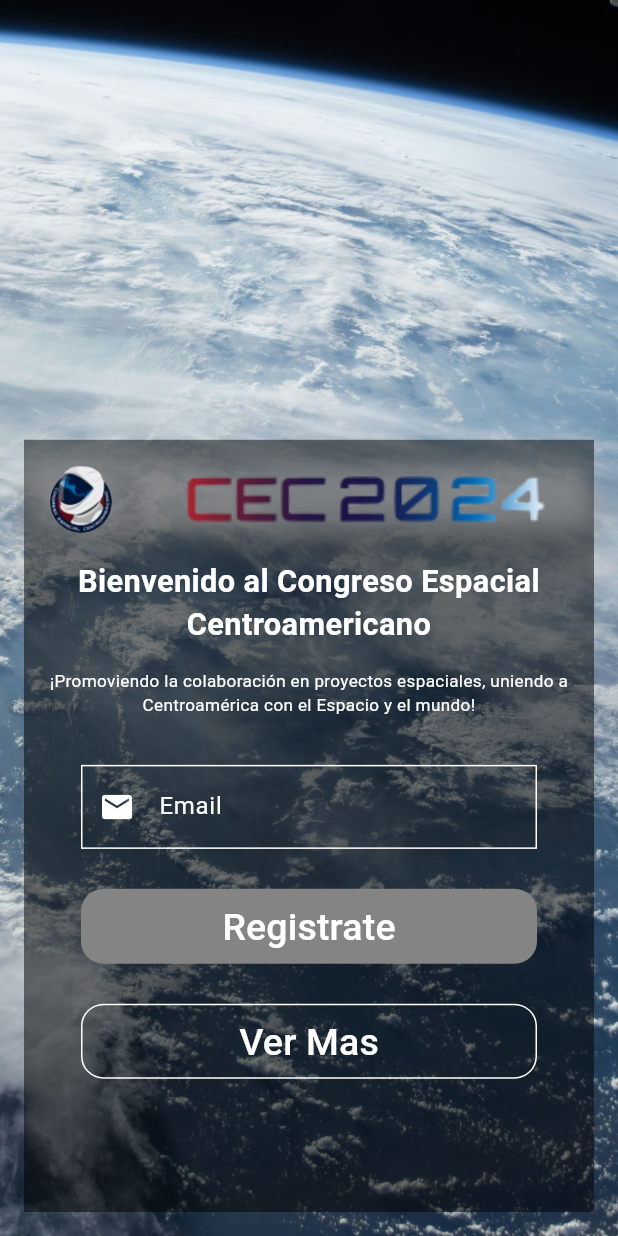
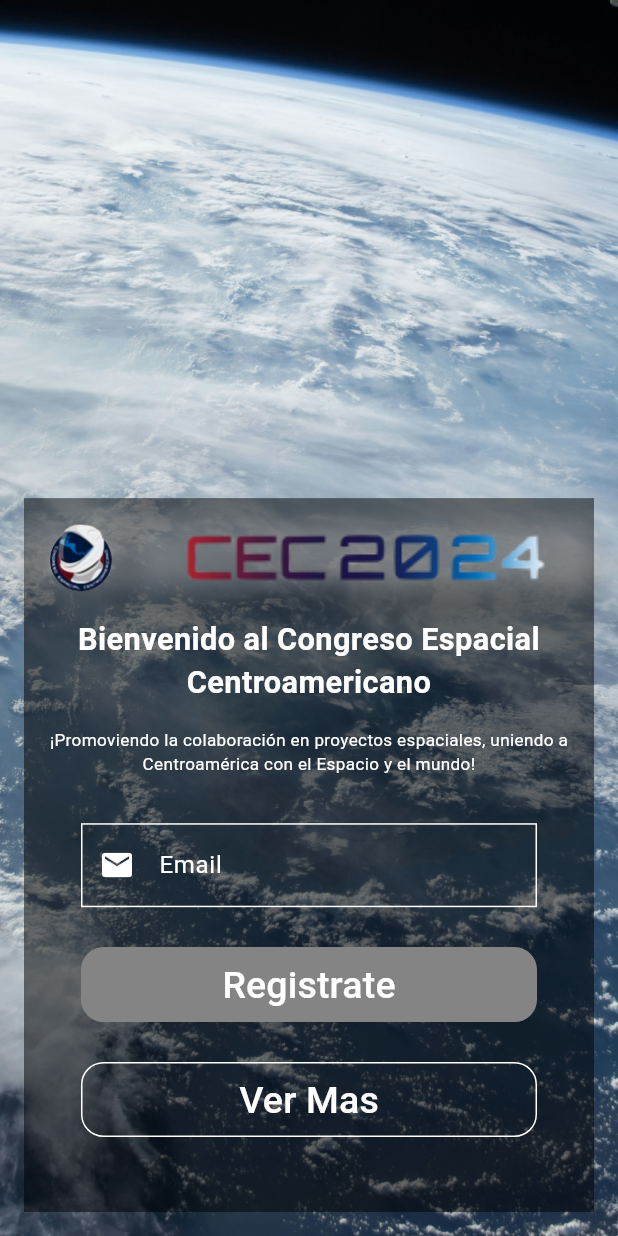
Before and after one commit to AGICE-CEC/app, a Flutter app: the screen it shows after launch, on a phone screen of 412 x 824 dp. Run offline on Flutter 3.47's test engine with Material 3 defaults, Android fonts, the phone set to English and light mode, and no system bars; our stand-ins replace font_awesome_flutter, shared_preferences; missing offline and left inert: webviewx_plus.

```diff
--- a/agice_app/lib/screens/registration_screen.dart
+++ b/agice_app/lib/screens/registration_screen.dart
@@ -59,21 +59,12 @@ class _RegistrationScreen extends State<RegistrationScreen> {
                 alignment: Alignment.bottomCenter,
                 child: LayoutBuilder(
                   builder: (context, constraints) {
-                    double containerHeight = constraints.maxHeight * 0.65;
-                    if (containerHeight > 660) {
-                      containerHeight = 680;
-                    } else if (containerHeight < 450) {
-                      containerHeight = 450;
-                    } else if (containerHeight > 450 && containerHeight < 460) {
-                      containerHeight = 460;
-                    }
-
                     return Container(
-                      alignment: Alignment.topLeft,
                       color: Colors.black.withOpacity(0.5),
-                      width: double.infinity,
-                      height: containerHeight,
+                      constraints: const BoxConstraints.tightFor(
+                          width: double.infinity, height: null),
                       child: Column(
+                        mainAxisSize: MainAxisSize.min,
                         crossAxisAlignment: CrossAxisAlignment.center,
                         children: <Widget>[
                           SizedBox(height: constraints.maxHeight * 0.02),
@@ -262,7 +253,7 @@ class _RegistrationScreen extends State<RegistrationScreen> {
                                     ),
                                   ),
                                 ),
-                                SizedBox(height: constraints.maxHeight * 0.03),
+                                const SizedBox(height: 50),
                               ],
                             ),
                           ),
```
